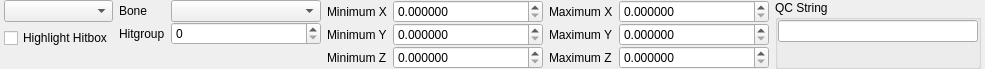
The window that src/hlam/plugins/halflife/studiomodel/ui/dockpanels/HitboxesPanel.ui (SamVanheer/HalfLifeAssetManager) describes before a commit, drawn with Qt 5.
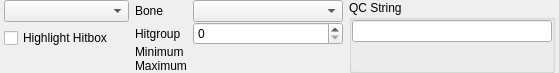
The same window after the commit. Custom widgets are drawn as their Qt base class.

Commit message: Use SimpleVector3Edit for attachments, hitboxes and bones

What changed in the file:
```diff
--- a/src/hlam/plugins/halflife/studiomodel/ui/dockpanels/HitboxesPanel.ui
+++ b/src/hlam/plugins/halflife/studiomodel/ui/dockpanels/HitboxesPanel.ui
@@ -6,8 +6,8 @@
    <rect>
     <x>0</x>
     <y>0</y>
-    <width>953</width>
-    <height>62</height>
+    <width>551</width>
+    <height>68</height>
    </rect>
   </property>
   <property name="windowTitle">
@@ -44,7 +44,7 @@
        </property>
        <property name="minimumSize">
         <size>
-         <width>100</width>
+         <width>125</width>
          <height>0</height>
         </size>
        </property>
@@ -89,6 +89,28 @@
      <property name="verticalSpacing">
       <number>0</number>
      </property>
+     <item row="1" column="1">
+      <widget class="QSpinBox" name="Hitgroup">
+       <property name="sizePolicy">
+        <sizepolicy hsizetype="Fixed" vsizetype="Fixed">
+         <horstretch>0</horstretch>
+         <verstretch>0</verstretch>
+        </sizepolicy>
+       </property>
+       <property name="minimumSize">
+        <size>
+         <width>150</width>
+         <height>0</height>
+        </size>
+       </property>
+       <property name="maximumSize">
+        <size>
+         <width>150</width>
+         <height>16777215</height>
+        </size>
+       </property>
+      </widget>
+     </item>
      <item row="0" column="1">
       <widget class="QComboBox" name="Bone">
        <property name="sizePolicy">
@@ -111,6 +133,32 @@
        </property>
       </widget>
      </item>
+     <item row="4" column="0" colspan="2">
+      <spacer name="verticalSpacer_4">
+       <property name="orientation">
+        <enum>Qt::Vertical</enum>
+       </property>
+       <property name="sizeHint" stdset="0">
+        <size>
+         <width>20</width>
+         <height>0</height>
+        </size>
+       </property>
+      </spacer>
+     </item>
+     <item row="2" column="0">
+      <widget class="QLabel" name="label_2">
+       <property name="sizePolicy">
+        <sizepolicy hsizetype="Fixed" vsizetype="Preferred">
+         <horstretch>0</horstretch>
+         <verstretch>0</verstretch>
+        </sizepolicy>
+       </property>
+       <property name="text">
+        <string>Minimum</string>
+       </property>
+      </widget>
+     </item>
      <item row="0" column="0">
       <widget class="QLabel" name="label">
        <property name="sizePolicy">
@@ -137,193 +185,27 @@
        </property>
       </widget>
      </item>
-     <item row="1" column="1">
-      <widget class="QSpinBox" name="Hitgroup">
+     <item row="3" column="0">
+      <widget class="QLabel" name="label_7">
        <property name="sizePolicy">
-        <sizepolicy hsizetype="Fixed" vsizetype="Fixed">
-         <horstretch>0</horstretch>
-         <verstretch>0</verstretch>
-        </sizepolicy>
-       </property>
-       <property name="minimumSize">
-        <size>
-         <width>150</width>
-         <height>0</height>
-        </size>
-       </property>
-       <property name="maximumSize">
-        <size>
-         <width>150</width>
-         <height>16777215</height>
-        </size>
-       </property>
-      </widget>
-     </item>
-     <item row="2" column="0" colspan="2">
-      <spacer name="verticalSpacer_4">
-       <property name="orientation">
-        <enum>Qt::Vertical</enum>
-       </property>
-       <property name="sizeHint" stdset="0">
-        <size>
-         <width>20</width>
-         <height>0</height>
-        </size>
-       </property>
-      </spacer>
-     </item>
-    </layout>
-   </item>
-   <item>
-    <layout class="QGridLayout" name="gridLayout_3">
-     <property name="leftMargin">
-      <number>0</number>
-     </property>
-     <property name="verticalSpacing">
-      <number>0</number>
-     </property>
-     <item row="1" column="1">
-      <widget class="QDoubleSpinBox" name="MinimumY">
-       <property name="sizePolicy">
-        <sizepolicy hsizetype="Fixed" vsizetype="Fixed">
-         <horstretch>0</horstretch>
-         <verstretch>0</verstretch>
-        </sizepolicy>
-       </property>
-       <property name="minimumSize">
-        <size>
-         <width>150</width>
-         <height>0</height>
-        </size>
-       </property>
-       <property name="maximumSize">
-        <size>
-         <width>150</width>
-         <height>16777215</height>
-        </size>
-       </property>
-       <property name="decimals">
-        <number>6</number>
-       </property>
-      </widget>
-     </item>
-     <item row="2" column="0">
-      <widget class="QLabel" name="label_6">
-       <property name="sizePolicy">
         <sizepolicy hsizetype="Fixed" vsizetype="Preferred">
          <horstretch>0</horstretch>
          <verstretch>0</verstretch>
         </sizepolicy>
        </property>
        <property name="text">
-        <string>Minimum Z</string>
+        <string>Maximum</string>
        </property>
       </widget>
      </item>
      <item row="2" column="1">
-      <widget class="QDoubleSpinBox" name="MinimumZ">
+      <widget class="qt::widgets::SimpleVector3Edit" name="Minimum" native="true">
        <property name="sizePolicy">
-        <sizepolicy hsizetype="Fixed" vsizetype="Fixed">
-         <horstretch>0</horstretch>
-         <verstretch>0</verstretch>
-        </sizepolicy>
-       </property>
-       <property name="minimumSize">
-        <size>
-         <width>150</width>
-         <height>0</height>
-        </size>
-       </property>
-       <property name="maximumSize">
-        <size>
-         <width>150</width>
-         <height>16777215</height>
-        </size>
-       </property>
-       <property name="decimals">
-        <number>6</number>
-       </property>
-      </widget>
-     </item>
-     <item row="0" column="1">
-      <widget class="QDoubleSpinBox" name="MinimumX">
-       <property name="sizePolicy">
-        <sizepolicy hsizetype="Fixed" vsizetype="Fixed">
-         <horstretch>0</horstretch>
-         <verstretch>0</verstretch>
-        </sizepolicy>
-       </property>
-       <property name="minimumSize">
-        <size>
-         <width>150</width>
-         <height>0</height>
-        </size>
-       </property>
-       <property name="maximumSize">
-        <size>
-         <width>150</width>
-         <height>16777215</height>
-        </size>
-       </property>
-       <property name="decimals">
-        <number>6</number>
-       </property>
-      </widget>
-     </item>
-     <item row="1" column="0">
-      <widget class="QLabel" name="label_5">
-       <property name="sizePolicy">
         <sizepolicy hsizetype="Fixed" vsizetype="Preferred">
          <horstretch>0</horstretch>
          <verstretch>0</verstretch>
         </sizepolicy>
        </property>
-       <property name="text">
-        <string>Minimum Y</string>
-       </property>
-      </widget>
-     </item>
-     <item row="0" column="0">
-      <widget class="QLabel" name="label_4">
-       <property name="sizePolicy">
-        <sizepolicy hsizetype="Fixed" vsizetype="Preferred">
-         <horstretch>0</horstretch>
-         <verstretch>0</verstretch>
-        </sizepolicy>
-       </property>
-       <property name="text">
-        <string>Minimum X</string>
-       </property>
-      </widget>
-     </item>
-     <item row="3" column="0" colspan="2">
-      <spacer name="verticalSpacer_5">
-       <property name="orientation">
-        <enum>Qt::Vertical</enum>
-       </property>
-       <property name="sizeHint" stdset="0">
-        <size>
-         <width>20</width>
-         <height>0</height>
-        </size>
-       </property>
-      </spacer>
-     </item>
-    </layout>
-   </item>
-   <item>
-    <layout class="QGridLayout" name="gridLayout_2">
-     <property name="verticalSpacing">
-      <number>0</number>
-     </property>
-     <item row="2" column="1">
-      <widget class="QDoubleSpinBox" name="MaximumZ">
-       <property name="sizePolicy">
-        <sizepolicy hsizetype="Fixed" vsizetype="Fixed">
-         <horstretch>0</horstretch>
-         <verstretch>0</verstretch>
-        </sizepolicy>
-       </property>
        <property name="minimumSize">
         <size>
          <width>150</width>
@@ -336,70 +218,16 @@
          <height>16777215</height>
         </size>
        </property>
-       <property name="decimals">
-        <number>6</number>
-       </property>
       </widget>
      </item>
-     <item row="0" column="1">
-      <widget class="QDoubleSpinBox" name="MaximumX">
+     <item row="3" column="1">
+      <widget class="qt::widgets::SimpleVector3Edit" name="Maximum" native="true">
        <property name="sizePolicy">
-        <sizepolicy hsizetype="Fixed" vsizetype="Fixed">
-         <horstretch>0</horstretch>
-         <verstretch>0</verstretch>
-        </sizepolicy>
-       </property>
-       <property name="minimumSize">
-        <size>
-         <width>150</width>
-         <height>0</height>
-        </size>
-       </property>
-       <property name="maximumSize">
-        <size>
-         <width>150</width>
-         <height>16777215</height>
-        </size>
-       </property>
-       <property name="decimals">
-        <number>6</number>
-       </property>
-      </widget>
-     </item>
-     <item row="2" column="0">
-      <widget class="QLabel" name="label_10">
-       <property name="sizePolicy">
         <sizepolicy hsizetype="Fixed" vsizetype="Preferred">
          <horstretch>0</horstretch>
          <verstretch>0</verstretch>
         </sizepolicy>
        </property>
-       <property name="text">
-        <string>Maximum Z</string>
-       </property>
-      </widget>
-     </item>
-     <item row="0" column="0">
-      <widget class="QLabel" name="label_8">
-       <property name="sizePolicy">
-        <sizepolicy hsizetype="Fixed" vsizetype="Preferred">
-         <horstretch>0</horstretch>
-         <verstretch>0</verstretch>
-        </sizepolicy>
-       </property>
-       <property name="text">
-        <string>Maximum X</string>
-       </property>
-      </widget>
-     </item>
-     <item row="1" column="1">
-      <widget class="QDoubleSpinBox" name="MaximumY">
-       <property name="sizePolicy">
-        <sizepolicy hsizetype="Fixed" vsizetype="Fixed">
-         <horstretch>0</horstretch>
-         <verstretch>0</verstretch>
-        </sizepolicy>
-       </property>
        <property name="minimumSize">
         <size>
          <width>150</width>
@@ -411,35 +239,6 @@
          <width>150</width>
          <height>16777215</height>
         </size>
-       </property>
-       <property name="decimals">
-        <number>6</number>
-       </property>
-      </widget>
-     </item>
-     <item row="3" column="0" colspan="2">
-      <spacer name="verticalSpacer_3">
-       <property name="orientation">
-        <enum>Qt::Vertical</enum>
-       </property>
-       <property name="sizeHint" stdset="0">
-        <size>
-         <width>20</width>
-         <height>0</height>
-        </size>
-       </property>
-      </spacer>
-     </item>
-     <item row="1" column="0">
-      <widget class="QLabel" name="label_9">
-       <property name="sizePolicy">
-        <sizepolicy hsizetype="Fixed" vsizetype="Preferred">
-         <horstretch>0</horstretch>
-         <verstretch>0</verstretch>
-        </sizepolicy>
-       </property>
-       <property name="text">
-        <string>Maximum Y</string>
        </property>
       </widget>
      </item>
@@ -503,6 +302,14 @@
    </item>
   </layout>
  </widget>
+ <customwidgets>
+  <customwidget>
+   <class>qt::widgets::SimpleVector3Edit</class>
+   <extends>QWidget</extends>
+   <header>qt/widgets/SimpleVector3Edit.hpp</header>
+   <container>1</container>
+  </customwidget>
+ </customwidgets>
  <resources/>
  <connections/>
 </ui>
```
The commit also changes 5 other files.
